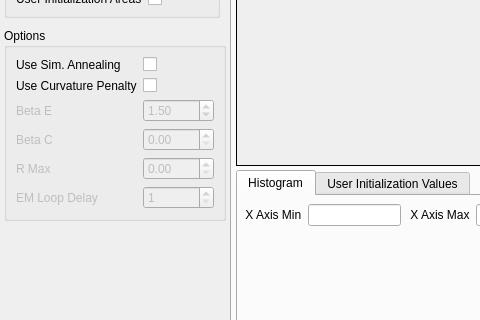
BlueQuartzSoftware/EMMPMWorkbench, file Code/EmMpmGui/UI_Files/EmMpmGui.ui: the form before one commit; both pictures show x 0 to 480 and y 210 to 530 of the 1024 by 740 pixel window.
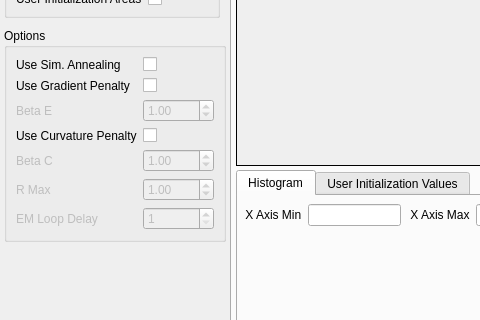
The form after the commit. The open tabs and pages were chosen to show the change. Icons and pictures are not drawn. Custom widgets are drawn as their Qt base class.

Commit message: Tweaking User interface. Correcting bug where the standard deviation instead of the variance was passed into the EM/MPM algorithm

What changed in the file:
```diff
--- a/Code/EmMpmGui/UI_Files/EmMpmGui.ui
+++ b/Code/EmMpmGui/UI_Files/EmMpmGui.ui
@@ -364,20 +364,6 @@
            </property>
           </widget>
          </item>
-         <item row="1" column="0">
-          <widget class="QLabel" name="label_19">
-           <property name="text">
-            <string>Use Curvature Penalty</string>
-           </property>
-          </widget>
-         </item>
-         <item row="1" column="1">
-          <widget class="QCheckBox" name="useCuravturePenalty">
-           <property name="text">
-            <string/>
-           </property>
-          </widget>
-         </item>
          <item row="2" column="0">
           <widget class="QLabel" name="label_20">
            <property name="enabled">
@@ -388,7 +374,7 @@
            </property>
           </widget>
          </item>
-         <item row="3" column="0">
+         <item row="4" column="0">
           <widget class="QLabel" name="label_21">
            <property name="enabled">
             <bool>false</bool>
@@ -407,28 +393,34 @@
             <double>9999.989999999999782</double>
            </property>
            <property name="value">
-            <double>1.500000000000000</double>
-           </property>
-          </widget>
-         </item>
-         <item row="3" column="1">
-          <widget class="QDoubleSpinBox" name="curvatureBetaC">
-           <property name="enabled">
-            <bool>false</bool>
-           </property>
-           <property name="maximum">
-            <double>9999.989999999999782</double>
+            <double>1.000000000000000</double>
            </property>
           </widget>
          </item>
          <item row="4" column="1">
+          <widget class="QDoubleSpinBox" name="curvatureBetaC">
+           <property name="enabled">
+            <bool>false</bool>
+           </property>
+           <property name="maximum">
+            <double>9999.989999999999782</double>
+           </property>
+           <property name="value">
+            <double>1.000000000000000</double>
+           </property>
+          </widget>
+         </item>
+         <item row="5" column="1">
           <widget class="QDoubleSpinBox" name="curvatureRMax">
            <property name="enabled">
             <bool>false</bool>
            </property>
+           <property name="value">
+            <double>1.000000000000000</double>
+           </property>
           </widget>
          </item>
-         <item row="4" column="0">
+         <item row="5" column="0">
           <widget class="QLabel" name="label_22">
            <property name="enabled">
             <bool>false</bool>
@@ -438,7 +430,7 @@
            </property>
           </widget>
          </item>
-         <item row="5" column="0">
+         <item row="6" column="0">
           <widget class="QLabel" name="label_23">
            <property name="enabled">
             <bool>false</bool>
@@ -448,7 +440,7 @@
            </property>
           </widget>
          </item>
-         <item row="5" column="1">
+         <item row="6" column="1">
           <widget class="QSpinBox" name="ccostLoopDelay">
            <property name="enabled">
             <bool>false</bool>
@@ -458,6 +450,34 @@
            </property>
           </widget>
          </item>
+         <item row="3" column="0">
+          <widget class="QLabel" name="label_19">
+           <property name="text">
+            <string>Use Curvature Penalty</string>
+           </property>
+          </widget>
+         </item>
+         <item row="1" column="0">
+          <widget class="QLabel" name="gradientPenaltyLabel">
+           <property name="text">
+            <string>Use Gradient Penalty</string>
+           </property>
+          </widget>
+         </item>
+         <item row="3" column="1">
+          <widget class="QCheckBox" name="useCuravturePenalty">
+           <property name="text">
+            <string/>
+           </property>
+          </widget>
+         </item>
+         <item row="1" column="1">
+          <widget class="QCheckBox" name="useGradientPenalty">
+           <property name="text">
+            <string/>
+           </property>
+          </widget>
+         </item>
         </layout>
        </widget>
       </item>
```
Left out of the diff: 121 changed lines with no effect on the pictures. The commit also changes 2 other files.
